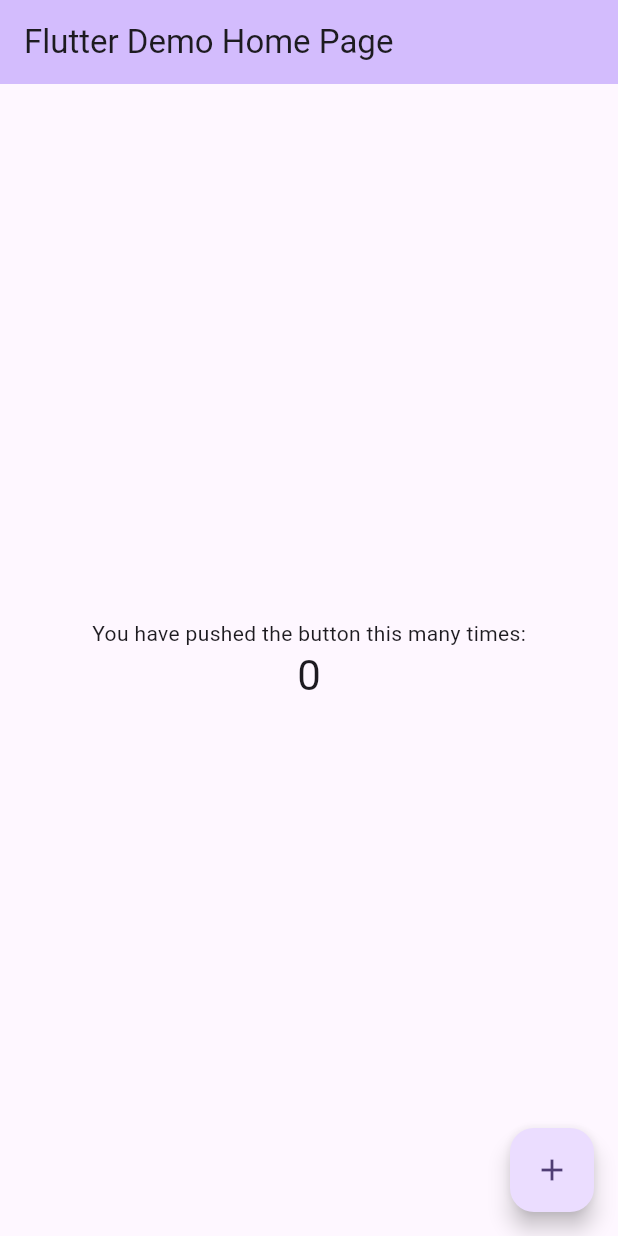
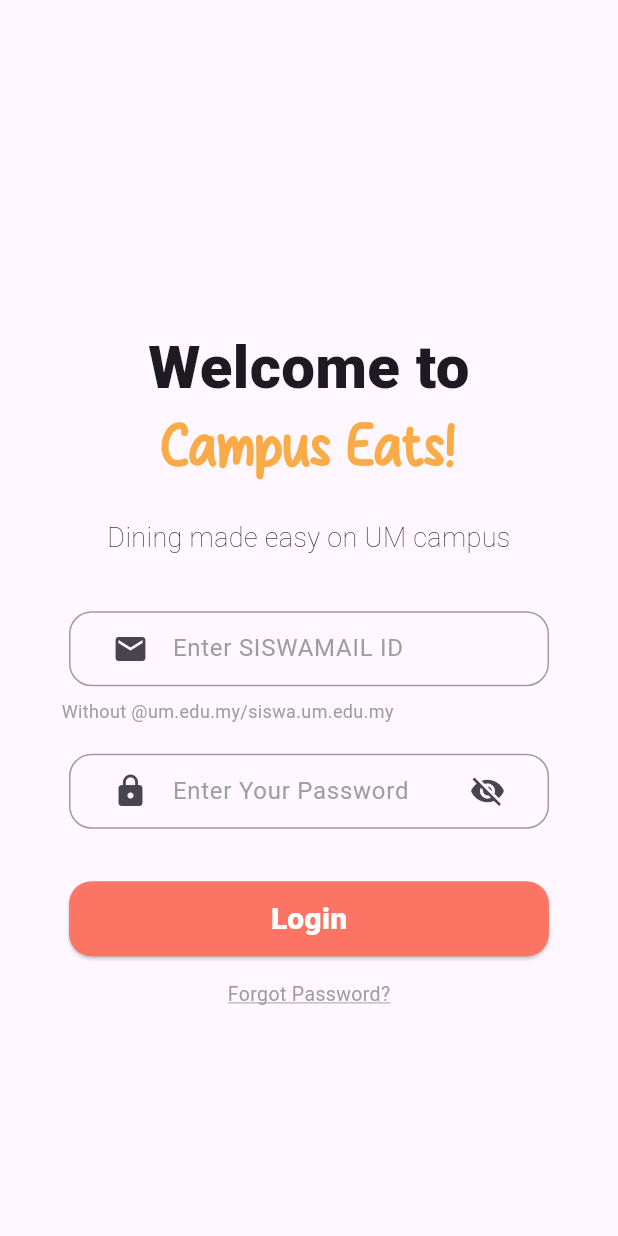
Before and after one commit to MarcusMQF/Food-System-App, a Flutter app: the screen it shows after launch, on a phone screen of 412 x 824 dp. Run offline on Flutter 3.47's test engine with Material 3 defaults, Android fonts, the phone set to English and light mode, and no system bars; our stand-ins replace csv; Roboto replaces fonts that are missing (AwesomeFriday); project files that could hold a hidden picture were left out.

Commit message:
first commit-Implement sign-in functionality

```diff
--- /dev/null
+++ b/assets/credentials.csv
@@ -0,0 +1,6 @@
+siswamail_id,password
+24065491,Marcus66@um
+12345678,abc123#
+12112112,aaabbb@
+23232323,bbbaaa#12
+90909111,aaabbb#21
--- /dev/null
+++ b/lib/input_field.dart
@@ -0,0 +1,62 @@
+import 'package:flutter/material.dart';
+
+class InputField extends StatelessWidget {
+  final String hintText;
+  final bool isFocused;
+  final ValueChanged<bool> onFocusChange;
+  final IconData? prefixIcon;
+  final IconData? suffixIcon;
+  final bool obscureText;
+  final VoidCallback? onSuffixIconTap;
+
+  const InputField({
+    super.key,
+    required this.hintText,
+    required this.isFocused,
+    required this.onFocusChange,
+    this.prefixIcon,
+    this.suffixIcon,
+    this.obscureText = false,
+    this.onSuffixIconTap,
+  });
+
+  @override
+  Widget build(BuildContext context) {
+    return Container(
+      constraints: const BoxConstraints(maxWidth: 320), // Set a maximum width for the input field
+      child: Focus(
+        onFocusChange: onFocusChange,
+        child: AnimatedContainer(
+          duration: const Duration(milliseconds: 200),
+          decoration: BoxDecoration(
+            border: Border.all(
+              color: isFocused ? const Color.fromARGB(255, 250, 148, 135) : Colors.grey,
+              width: isFocused ? 2.0 : 1.0,
+            ),
+            borderRadius: BorderRadius.circular(15.0),
+          ),
+          child: Padding(
+            padding: const EdgeInsets.symmetric(horizontal: 16.0),
+            child: TextField(
+              obscureText: obscureText, // Set obscureText based on the parameter
+              decoration: InputDecoration(
+                hintText: hintText,
+                border: InputBorder.none,
+                hintStyle: const TextStyle(
+                  color: Colors.grey,
+                  fontFamily: 'Roboto', // Assuming you have added Roboto font
+                ),
+                contentPadding: const EdgeInsets.symmetric(horizontal: 16.0, vertical: 12.0), // Add content padding to push hint text to the right
+                prefixIcon: prefixIcon != null ? Icon(prefixIcon) : null, // Add prefixIcon if provided
+                suffixIcon: suffixIcon != null ? GestureDetector(
+                  onTap: onSuffixIconTap, // Add onTap callback for the suffix icon
+                  child: Icon(suffixIcon),
+                ) : null, // Add suffixIcon if provided
+              ),
+            ),
+          ),
+        ),
+      ),
+    );
+  }
+}
--- a/lib/main.dart
+++ b/lib/main.dart
@@ -1,4 +1,5 @@
 import 'package:flutter/material.dart';
+import 'sign_in_page.dart';
 
 void main() {
   runApp(const MyApp());
@@ -7,119 +8,15 @@ void main() {
 class MyApp extends StatelessWidget {
   const MyApp({super.key});
 
-  // This widget is the root of your application.
   @override
   Widget build(BuildContext context) {
     return MaterialApp(
-      title: 'Flutter Demo',
+      title: 'Campus Eats',
       theme: ThemeData(
-        // This is the theme of your application.
-        //
-        // TRY THIS: Try running your application with "flutter run". You'll see
-        // the application has a purple toolbar. Then, without quitting the app,
-        // try changing the seedColor in the colorScheme below to Colors.green
-        // and then invoke "hot reload" (save your changes or press the "hot
-        // reload" button in a Flutter-supported IDE, or press "r" if you used
-        // the command line to start the app).
-        //
-        // Notice that the counter didn't reset back to zero; the application
-        // state is not lost during the reload. To reset the state, use hot
-        // restart instead.
-        //
-        // This works for code too, not just values: Most code changes can be
-        // tested with just a hot reload.
         colorScheme: ColorScheme.fromSeed(seedColor: Colors.deepPurple),
         useMaterial3: true,
       ),
-      home: const MyHomePage(title: 'Flutter Demo Home Page'),
+      home: const SignInPage(),
     );
   }
 }
-
-class MyHomePage extends StatefulWidget {
-  const MyHomePage({super.key, required this.title});
-
-  // This widget is the home page of your application. It is stateful, meaning
-  // that it has a State object (defined below) that contains fields that affect
-  // how it looks.
-
-  // This class is the configuration for the state. It holds the values (in this
-  // case the title) provided by the parent (in this case the App widget) and
-  // used by the build method of the State. Fields in a Widget subclass are
-  // always marked "final".
-
-  final String title;
-
-  @override
-  State<MyHomePage> createState() => _MyHomePageState();
-}
-
-class _MyHomePageState extends State<MyHomePage> {
-  int _counter = 0;
-
-  void _incrementCounter() {
-    setState(() {
-      // This call to setState tells the Flutter framework that something has
-      // changed in this State, which causes it to rerun the build method below
-      // so that the display can reflect the updated values. If we changed
-      // _counter without calling setState(), then the build method would not be
-      // called again, and so nothing would appear to happen.
-      _counter++;
-    });
-  }
-
-  @override
-  Widget build(BuildContext context) {
-    // This method is rerun every time setState is called, for instance as done
-    // by the _incrementCounter method above.
-    //
-    // The Flutter framework has been optimized to make rerunning build methods
-    // fast, so that you can just rebuild anything that needs updating rather
-    // than having to individually change instances of widgets.
-    return Scaffold(
-      appBar: AppBar(
-        // TRY THIS: Try changing the color here to a specific color (to
-        // Colors.amber, perhaps?) and trigger a hot reload to see the AppBar
-        // change color while the other colors stay the same.
-        backgroundColor: Theme.of(context).colorScheme.inversePrimary,
-        // Here we take the value from the MyHomePage object that was created by
-        // the App.build method, and use it to set our appbar title.
-        title: Text(widget.title),
-      ),
-      body: Center(
-        // Center is a layout widget. It takes a single child and positions it
-        // in the middle of the parent.
-        child: Column(
-          // Column is also a layout widget. It takes a list of children and
-          // arranges them vertically. By default, it sizes itself to fit its
-          // children horizontally, and tries to be as tall as its parent.
-          //
-          // Column has various properties to control how it sizes itself and
-          // how it positions its children. Here we use mainAxisAlignment to
-          // center the children vertically; the main axis here is the vertical
-          // axis because Columns are vertical (the cross axis would be
-          // horizontal).
-          //
-          // TRY THIS: Invoke "debug painting" (choose the "Toggle Debug Paint"
-          // action in the IDE, or press "p" in the console), to see the
-          // wireframe for each widget.
-          mainAxisAlignment: MainAxisAlignment.center,
-          children: <Widget>[
-            const Text(
-              'You have pushed the button this many times:',
-            ),
-            Text(
-              '$_counter',
-              style: Theme.of(context).textTheme.headlineMedium,
-            ),
-          ],
-        ),
-      ),
-      floatingActionButton: FloatingActionButton(
-        onPressed: _incrementCounter,
-        tooltip: 'Increment',
-        child: const Icon(Icons.add),
-      ), // This trailing comma makes auto-formatting nicer for build methods.
-    );
-  }
-}
--- /dev/null
+++ b/lib/sign_in_page.dart
@@ -0,0 +1,212 @@
+import 'package:flutter/material.dart';
+import 'package:flutter/services.dart';
+import 'package:csv/csv.dart';
+import 'input_field.dart'; // Import the InputField widget
+
+class SignInPage extends StatefulWidget {
+  const SignInPage({super.key});
+
+  @override
+  // ignore: library_private_types_in_public_api
+  _SignInPageState createState() => _SignInPageState();
+}
+
+class _SignInPageState extends State<SignInPage> {
+  bool _isSiswaIdFocused = false;
+  bool _isPasswordFocused = false;
+  bool _isPasswordVisible = false; // Add this boolean to manage password visibility
+
+  final TextEditingController _siswaIdController = TextEditingController();
+  final TextEditingController _passwordController = TextEditingController();
+
+  final Map<String, String> _credentials = {};
+  String _errorMessage = '';
+
+  @override
+  void initState() {
+    super.initState();
+    _loadCredentials();
+  }
+
+  Future<void> _loadCredentials() async {
+    final String csvString = await rootBundle.loadString('assets/credentials.csv');
+    final List<List<dynamic>> csvTable = const CsvToListConverter().convert(csvString);
+
+    for (var i = 1; i < csvTable.length; i++) {
+      final String siswaId = csvTable[i][0].toString();
+      final String password = csvTable[i][1].toString();
+      _credentials[siswaId] = password;
+      print('Loaded credential: siswaId=$siswaId, password=$password');
+    }
+
+    // Debug print to verify credentials
+    print('Loaded credentials: $_credentials');
+  }
+
+  void _validateCredentials() {
+    final String siswaId = _siswaIdController.text;
+    final String password = _passwordController.text;
+
+    setState(() {
+      if (_credentials.containsKey(siswaId) && _credentials[siswaId] == password) {
+        _errorMessage = '';
+        // Credentials are valid, navigate to the next screen or perform an action
+        ScaffoldMessenger.of(context).showSnackBar(
+          const SnackBar(content: Text('Login successful')),
+        );
+      } else {
+        // Credentials are invalid, show an error message
+        _errorMessage = 'Invalid Password';
+      }
+    });
+
+    // Debug print to verify input
+    print('Entered siswaId: $siswaId, password: $password');
+    print('Credentials map: $_credentials');
+  }
+
+  @override
+  Widget build(BuildContext context) {
+    return Scaffold(
+      body: Padding(
+        padding: const EdgeInsets.all(16.0),
+        child: Transform.translate(
+          offset: const Offset(0, 50), // Adjust the y value to shift the content down
+          child: Column(
+            mainAxisAlignment: MainAxisAlignment.center,
+            children: [
+              Transform.translate(
+                offset: const Offset(0, -35), // Adjust the y value to shift the text up
+                child: const Text(
+                  'Welcome to',
+                  textAlign: TextAlign.center,
+                  style: TextStyle(
+                    fontSize: 40,
+                    fontWeight: FontWeight.w800,
+                    fontFamily: 'Roboto',
+                  ),
+                ),
+              ),
+
+              Transform.translate(
+                offset: const Offset(0, -40), // Adjust the y value to shift the text up
+                child: const Text(
+                  'Campus Eats!',
+                  textAlign: TextAlign.center,
+                  style: TextStyle(
+                    fontSize: 40,
+                    color: Color.fromARGB(255, 248, 171, 71),
+                    fontWeight: FontWeight.w800,
+                    fontFamily: 'TodayShow',
+                  ),
+                ),
+              ),
+
+              Transform.translate(
+                offset: const Offset(0, -20), // Adjust the y value to shift the text up
+                child: const Text(
+                  'Dining made easy on UM campus',
+                  textAlign: TextAlign.center,
+                  style: TextStyle(
+                    fontSize: 18,
+                    color: Colors.black,
+                    fontWeight: FontWeight.w200,
+                    fontFamily: 'AwesomeFriday',
+                  ),
+                ),
+              ),
+
+              const SizedBox(height: 16),
+              InputField(
+                hintText: 'Enter SISWAMAIL ID',
+                isFocused: _isSiswaIdFocused,
+                onFocusChange: (focused) {
+                  setState(() {
+                    _isSiswaIdFocused = focused;
+                  });
+                },
+                prefixIcon: Icons.email, // Add envelope icon
+              ),
+
+              const SizedBox(height: 8), // Add some space between the input field and the text
+              const Padding(
+                padding: EdgeInsets.only(left: 25.0), // Adjust the left padding to align with the left side of the SizedBox border
+                child: Row(
+                  mainAxisAlignment: MainAxisAlignment.start,
+                  children: [
+                    Text(
+                      'Without @um.edu.my/siswa.um.edu.my',
+                      style: TextStyle(
+                        color: Colors.grey,
+                        fontSize: 12,
+                      ),
+                    ),
+                  ],
+                ),
+              ),
+
+              const SizedBox(height: 20),
+              InputField(
+                hintText: 'Enter Your Password',
+                isFocused: _isPasswordFocused,
+                onFocusChange:(focused){
+                  setState(() {
+                    _isPasswordFocused = focused;
+                  });
+                },
+                prefixIcon: Icons.lock, // Add lock icon
+                suffixIcon: _isPasswordVisible ? Icons.visibility : Icons.visibility_off, // Add eye icon
+                obscureText: !_isPasswordVisible, // Set obscureText based on password visibility
+                onSuffixIconTap: () {
+                  setState(() {
+                    _isPasswordVisible = !_isPasswordVisible; // Toggle password visibility
+                  });
+                },
+              ),
+
+              if (_errorMessage.isNotEmpty)
+                Padding(
+                  padding: const EdgeInsets.only(top: 8.0),
+                  child: Text(
+                    _errorMessage,
+                    style: const TextStyle(color: Colors.red),
+                  ),
+                ),
+
+              const SizedBox(height: 35),
+              ElevatedButton(
+                onPressed: _validateCredentials,
+                style: ElevatedButton.styleFrom(
+                  backgroundColor: const Color.fromARGB(243, 255, 114, 96),
+                  minimumSize: const Size(320, 50), // Increase the width and height of the button
+                  shape: RoundedRectangleBorder(
+                    borderRadius: BorderRadius.circular(15.0), // Reduce the curve of the button
+                  ),
+                ),
+                child: const Text('Login',
+                  style: TextStyle(
+                    fontSize: 20,
+                    fontWeight: FontWeight.w800,
+                    fontFamily: 'Roboto',
+                    color: Colors.white,
+                  ),
+                ),
+              ),
+
+              const SizedBox(height: 16),
+              const Text(
+                'Forgot Password?',
+                style: TextStyle(
+                  color: Colors.grey,
+                  fontSize: 13,
+                  decoration: TextDecoration.underline,
+                  decorationColor: Colors.grey,
+                ),
+              )
+            ],
+          ),
+        ),
+      ),
+    );
+  }
+}
```
Also changed, not shown: pubspec.yaml (+13 -1 lines), fonts/Awesome-Friday.otf (added), fonts/Today-Show.otf (added), pubspec.lock, 1 other file.
